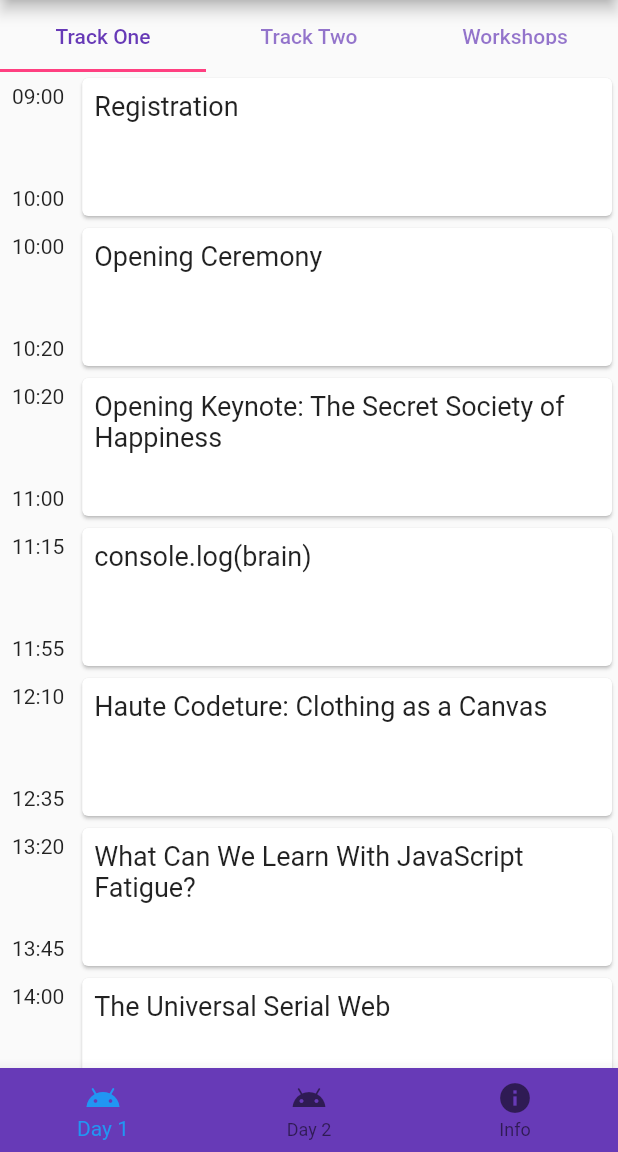
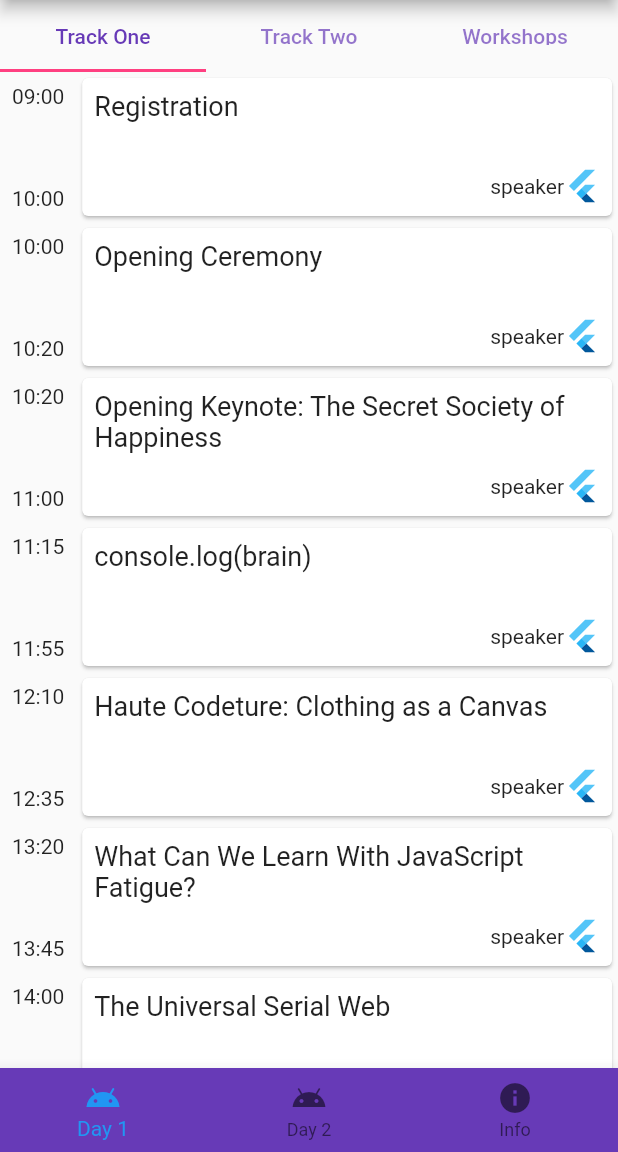
Before and after one commit to KawaiiTech/conference-flutter-app, a Flutter app: the screen it shows after launch, on a phone screen of 412 x 824 dp, the part 84-1236 px from its top. Run offline on Flutter 3.47's test engine with Material 2 defaults, Android fonts, the phone set to English and light mode, and no system bars.

Commit message:
placeholder for the speaker name and icon

```diff
--- a/dachfest/lib/presentation/talk_view.dart
+++ b/dachfest/lib/presentation/talk_view.dart
@@ -20,14 +20,21 @@ class TalkView extends StatelessWidget {
           padding: const EdgeInsets.all(8.0),
           child: Flex(
             direction: Axis.vertical,
-            mainAxisAlignment: MainAxisAlignment.start,
+            mainAxisAlignment: MainAxisAlignment.spaceBetween,
             crossAxisAlignment: CrossAxisAlignment.start,
             children: <Widget>[
               Text(
                 talk.title,
                 style: TextStyle(fontSize: 18.0),
                 softWrap: true,
+                maxLines: 2,
               ),
+              Row(
+                mainAxisAlignment: MainAxisAlignment.end,
+                children: <Widget>[
+                Text("speaker"),
+                FlutterLogo(),
+              ],)
             ],
           ),
         ),
```
